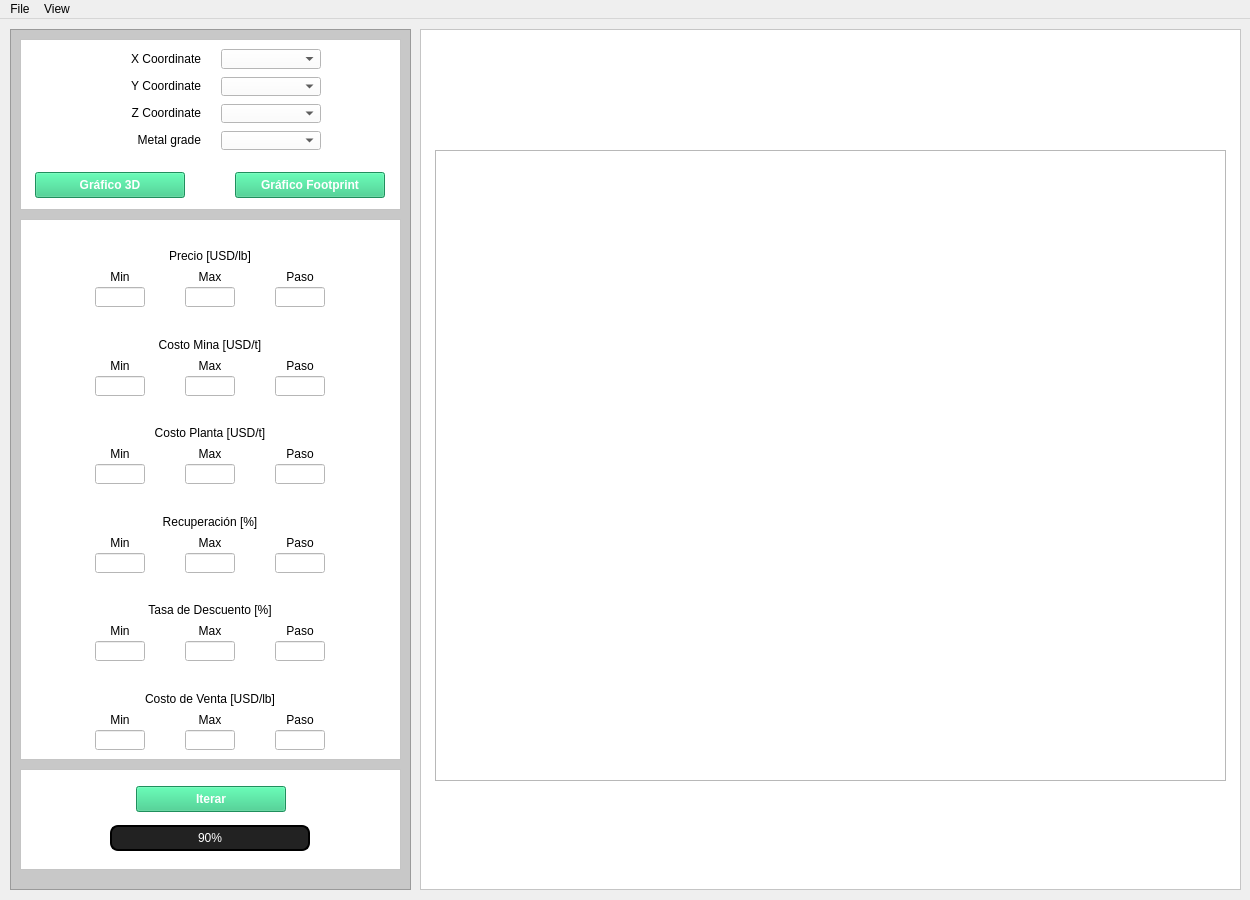
21croz/Certidumbre-QT, file ui/main_window.ui: the form before one commit.
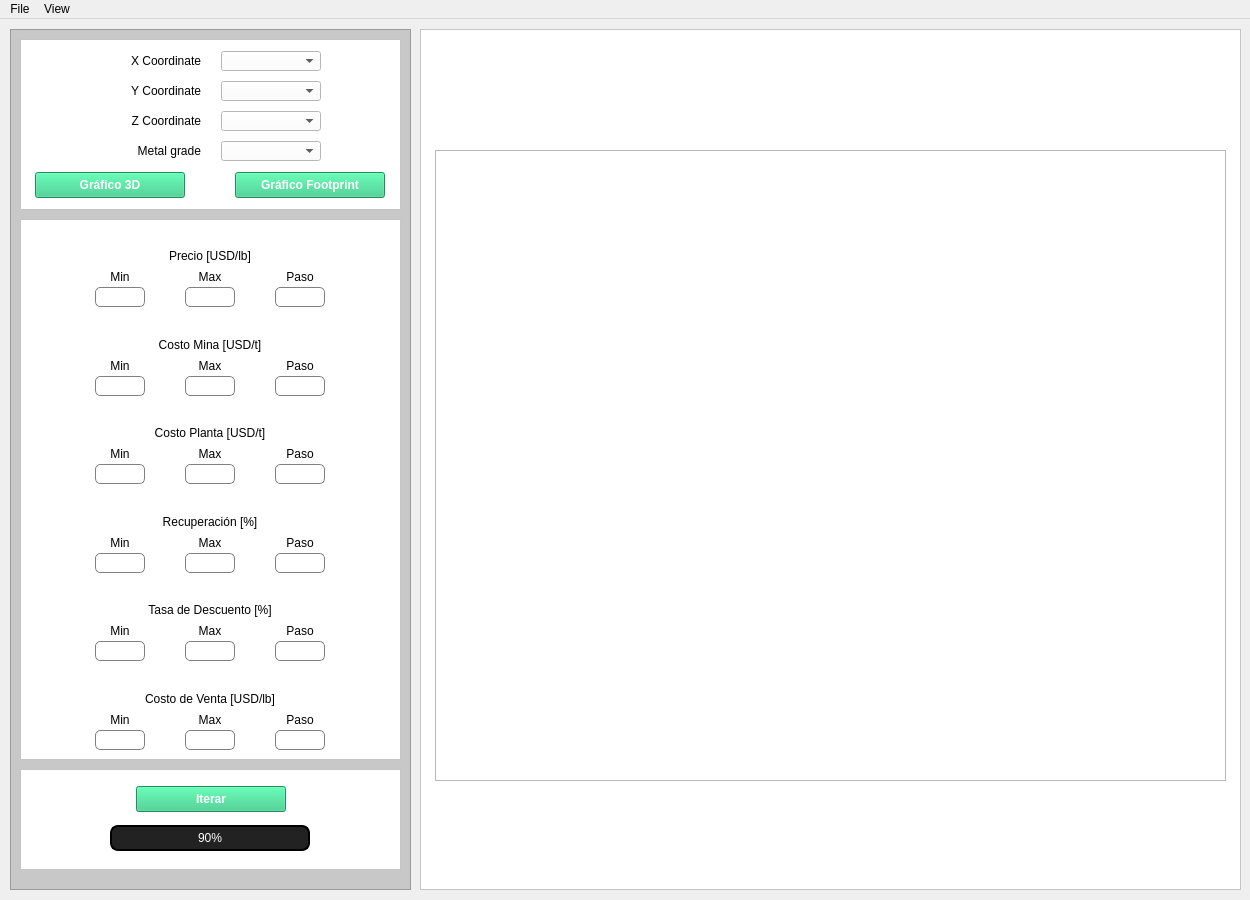
The form after the commit.

The edit to the form file:
```diff
--- a/ui/main_window.ui
+++ b/ui/main_window.ui
@@ -34,7 +34,9 @@
 }
 
 QLineEdit {
-	background-color: #ffffff
+	border: 1px solid grey;
+	background-color: #ffffff;
+	border-radius: 5px;
 }
 
 QComboBox {
@@ -51,14 +53,14 @@
 	background-color: qlineargradient(
 		spread:pad,
 		x1:0, y1:0, x2:1, y2:0,
-		stop:0 #16a085,
-		stop:1 #2ecc71
+		stop:0 #319176,
+		stop:1 #2dc882
 	);
 	border-radius: 8px;
 }
 
 QPushButton {
-	background-color: rgb(45, 200, 130);
+	background-color: #2dc882;
 	color: rgb(255, 255, 255);
 	font-weight: bold;
 	padding: 5px 10px;
@@ -113,7 +115,7 @@
         <x>70</x>
         <y>10</y>
         <width>241</width>
-        <height>101</height>
+        <height>118</height>
        </rect>
       </property>
       <layout class="QGridLayout" name="grid_parameters">
@@ -137,13 +139,13 @@
          <property name="minimumSize">
           <size>
            <width>0</width>
-           <height>16</height>
+           <height>17</height>
           </size>
          </property>
          <property name="maximumSize">
           <size>
            <width>16777215</width>
-           <height>16</height>
+           <height>17</height>
           </size>
          </property>
          <property name="font">
@@ -163,18 +165,18 @@
          </property>
         </widget>
        </item>
-       <item row="0" column="1">
+       <item row="0" column="1" alignment="Qt::AlignVCenter">
         <widget class="QComboBox" name="combo_x_coordinate">
          <property name="minimumSize">
           <size>
            <width>100</width>
-           <height>0</height>
+           <height>20</height>
           </size>
          </property>
          <property name="maximumSize">
           <size>
            <width>100</width>
-           <height>16777215</height>
+           <height>20</height>
           </size>
          </property>
         </widget>
@@ -184,13 +186,13 @@
          <property name="minimumSize">
           <size>
            <width>0</width>
-           <height>16</height>
+           <height>17</height>
           </size>
          </property>
          <property name="maximumSize">
           <size>
            <width>16777215</width>
-           <height>16</height>
+           <height>17</height>
           </size>
          </property>
          <property name="font">
@@ -212,13 +214,13 @@
          <property name="minimumSize">
           <size>
            <width>100</width>
-           <height>0</height>
+           <height>20</height>
           </size>
          </property>
          <property name="maximumSize">
           <size>
            <width>100</width>
-           <height>16777215</height>
+           <height>20</height>
           </size>
          </property>
         </widget>
@@ -228,13 +230,13 @@
          <property name="minimumSize">
           <size>
            <width>0</width>
-           <height>16</height>
+           <height>17</height>
           </size>
          </property>
          <property name="maximumSize">
           <size>
            <width>16777215</width>
-           <height>16</height>
+           <height>17</height>
           </size>
          </property>
          <property name="font">
@@ -256,13 +258,13 @@
          <property name="minimumSize">
           <size>
            <width>100</width>
-           <height>0</height>
+           <height>20</height>
           </size>
          </property>
          <property name="maximumSize">
           <size>
            <width>100</width>
-           <height>16777215</height>
+           <height>20</height>
           </size>
          </property>
         </widget>
@@ -272,13 +274,13 @@
          <property name="minimumSize">
           <size>
            <width>0</width>
-           <height>16</height>
+           <height>17</height>
           </size>
          </property>
          <property name="maximumSize">
           <size>
            <width>16777215</width>
-           <height>16</height>
+           <height>17</height>
           </size>
          </property>
          <property name="font">
@@ -300,13 +302,13 @@
          <property name="minimumSize">
           <size>
            <width>100</width>
-           <height>0</height>
+           <height>20</height>
           </size>
          </property>
          <property name="maximumSize">
           <size>
            <width>100</width>
-           <height>16777215</height>
+           <height>20</height>
           </size>
          </property>
         </widget>
```
